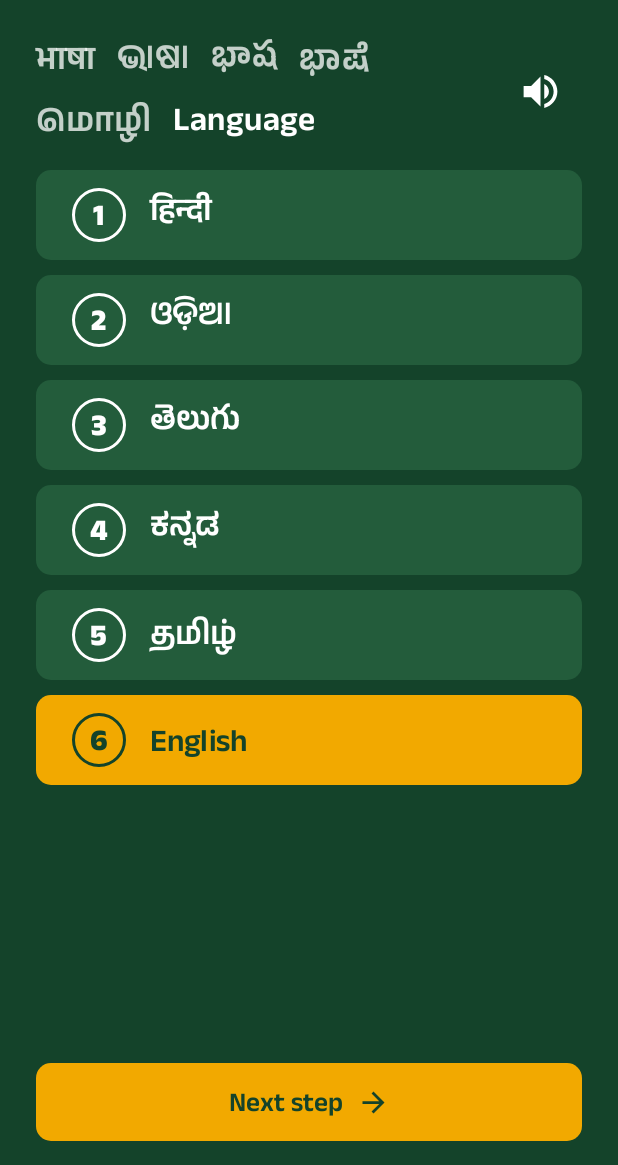
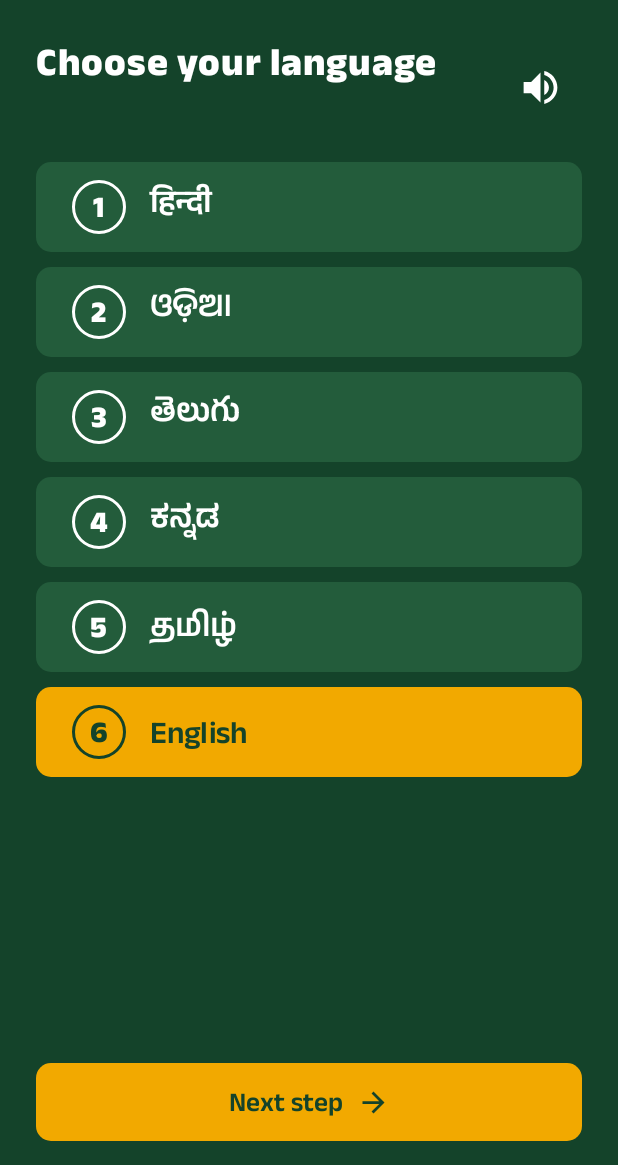
Before and after one commit to AcxelinLabs/hisaabshathi, an Android app built with Jetpack Compose: the screen it shows after launch (MainActivity), on a phone screen of 412 x 824 dp, the part 71-1236 px from its top. Run offline under Robolectric (Android 15) with nearby library versions, the phone set to English and light mode, and no system bars; our stand-ins replace Room's generated code; libraries missing offline, so code that uses them is left out: androidx.camera.core, androidx.camera.lifecycle, androidx.camera.view, com.google.mlkit.vision, com.k2fsa.sherpa and 1 more; pictures from the network do not load; 6 statements that could not run were skipped.

Commit message:
0.9.10: the language menu shows each line as it is said
While the menu plays, the line being said shows in its own script
("తెలుగు కోసం 3 నొక్కండి") and that language's button lights up, following
the recording's timings (pick_language.txt, written with it). Version 0.9.10;
README button.

```diff
--- a/android/app/build.gradle.kts
+++ b/android/app/build.gradle.kts
@@ -13,8 +13,8 @@ android {
         applicationId = "com.acxelin.hisaabsaathi"
         minSdk = 29 // Android 10
         targetSdk = 35
-        versionCode = 27
-        versionName = "0.9.9"
+        versionCode = 28
+        versionName = "0.9.10"
         // Where phones download the fine-tuned model from (public, Apache-2.0).
         buildConfigField(
             "String", "HISAAB_MODEL_URL",
--- a/android/app/src/main/kotlin/com/acxelin/hisaabsaathi/ui/AppViewModel.kt
+++ b/android/app/src/main/kotlin/com/acxelin/hisaabsaathi/ui/AppViewModel.kt
@@ -936,12 +936,45 @@ class AppViewModel(application: Application) : AndroidViewModel(application) {
      */
     fun playLanguageMenu() {
         stopPrompt(); app.speaker.stop()
-        playAsset("onboarding_audio", "pick_language")
+        menuJob?.cancel(); menuSpeaking.value = null
+        if (!playAsset("onboarding_audio", "pick_language")) return
+        val player = promptPlayer ?: return
+        // Follow the recording: the screen shows the line being said and lights up its button.
+        menuJob = viewModelScope.launch(guard) {
+            try {
+                while (promptPlayer === player) {
+                    val at = runCatching { player.currentPosition.toLong() }.getOrNull() ?: break
+                    menuSpeaking.value = menuSpans.firstOrNull { at in it.second }?.first
+                    kotlinx.coroutines.delay(60)
+                }
+            } finally { menuSpeaking.value = null }
+        }
     }
+
+    /** The language whose line of the spoken menu is being said now; null when quiet. */
+    val menuSpeaking = MutableStateFlow<Lang?>(null)
+    private var menuJob: kotlinx.coroutines.Job? = null
+
+    /** When each language is said in the menu recording (made with it, pick_language.txt). */
+    private val menuSpans: List<Pair<Lang, LongRange>> by lazy {
+        runCatching {
+            app.assets.open("onboarding_audio/pick_language.txt").bufferedReader().readLines()
+                .filter { it.isNotBlank() && !it.startsWith("#") }
+                .mapNotNull { line ->
+                    val (code, a, b) = line.trim().split(Regex("\\s+")).takeIf { it.size == 3 } ?: return@mapNotNull null
+                    // Light up a little before the line starts and keep it lit through the pause after.
+                    Lang.entries.firstOrNull { it.code == code }?.let { it to (a.toLong() - 150)..(b.toLong() + 400) }
+                }
+        }.getOrDefault(emptyList())
+    }
+
+    private val audioTypes = setOf("wav", "mp3", "m4a", "ogg")
 
     /** Plays the recording [key] (any audio extension) from the app's [dir]; false if there is none. */
     private fun playAsset(dir: String, key: String): Boolean {
-        val name = runCatching { app.assets.list(dir)?.firstOrNull { it.substringBeforeLast('.') == key } }.getOrNull() ?: return false
+        val name = runCatching {
+            app.assets.list(dir)?.firstOrNull { it.substringBeforeLast('.') == key && it.substringAfterLast('.').lowercase() in audioTypes }
+        }.getOrNull() ?: return false
         fun play(source: android.media.MediaPlayer.() -> Unit): Boolean {
             val mp = android.media.MediaPlayer()
             return runCatching {
--- a/android/app/src/main/kotlin/com/acxelin/hisaabsaathi/ui/OnboardingScreens.kt
+++ b/android/app/src/main/kotlin/com/acxelin/hisaabsaathi/ui/OnboardingScreens.kt
@@ -281,21 +281,21 @@ fun Onboarding(vm: AppViewModel, settings: Settings, s: Strings) {
                 Step.LANGUAGE -> {
                     // The question in every language, each in its own script: readable before any
                     // choice. The voice says it too: "हिंदी के लिए एक दबाइए … For English, press six".
-                    // One word, "language", in each script: short enough to read at a glance. The
-                    // whole question is said aloud.
+                    // The line being said, in its own script, and its button lit: "हिंदी के लिए 1
+                    // दबाइए", then Odia, Telugu… When quiet, the question in the chosen language.
+                    val speaking by vm.menuSpeaking.collectAsStateWithLifecycle()
+                    val shown = speaking ?: settings.lang
                     Row(verticalAlignment = Alignment.CenterVertically) {
-                        FlowRow(Modifier.weight(1f), horizontalArrangement = Arrangement.spacedBy(14.dp), verticalArrangement = Arrangement.spacedBy(4.dp)) {
-                            Lang.entries.forEach { l ->
-                                Text(languageWord(l), fontFamily = fontFor(l), fontSize = 22.sp, fontWeight = FontWeight.SemiBold,
-                                    color = if (l == settings.lang) Color.White else Color.White.copy(alpha = 0.75f))
-                            }
+                        androidx.compose.animation.Crossfade(targetState = shown to (speaking != null), label = "menu line", modifier = Modifier.weight(1f)) { (l, saying) ->
+                            Text(if (saying) menuLine(l) else Strings(l).chooseLanguage, fontFamily = fontFor(l), fontSize = 26.sp,
+                                fontWeight = FontWeight.Bold, lineHeight = 34.sp, color = Color.White, minLines = 2)
                         }
                         IconButton(onClick = { vm.playLanguageMenu() }, modifier = Modifier.size(56.dp)) {
-                            Icon(painterResource(R.drawable.ic_speaker), s.hearAgain, tint = Color.White, modifier = Modifier.size(30.dp))
+                            Icon(painterResource(R.drawable.ic_speaker), s.hearAgain, tint = if (speaking != null) Marigold else Color.White, modifier = Modifier.size(30.dp))
                         }
                     }
                     // Pressing a number chooses that language and goes straight on.
-                    LanguagePicker(vm, settings, onDark = true, numbered = true) { l -> chosen = l }
+                    LanguagePicker(vm, settings, onDark = true, numbered = true, lit = speaking) { l -> chosen = l }
                 }
                 Step.NAME -> {
                     Question(s.qName) { ask() }
@@ -405,14 +405,14 @@ private fun SetupButtons(
     }
 }
 
-/** "Language" in each language's own script, for the first screen. */
-private fun languageWord(l: Lang): String = when (l) {
-    Lang.HI -> "भाषा"
-    Lang.OR -> "ଭାଷା"
-    Lang.TE -> "భాష"
-    Lang.KN -> "ಭಾಷೆ"
-    Lang.TA -> "மொழி"
-    Lang.EN -> "Language"
+/** What the spoken menu says for each language, as written: the same words, with its number. */
+private fun menuLine(l: Lang): String = when (l) {
+    Lang.HI -> "हिंदी के लिए 1 दबाइए"
+    Lang.OR -> "ଓଡ଼ିଆ ପାଇଁ 2 ଦବାନ୍ତୁ"
+    Lang.TE -> "తెలుగు కోసం 3 నొక్కండి"
+    Lang.KN -> "ಕನ್ನಡಕ್ಕಾಗಿ 4 ಒತ್ತಿ"
+    Lang.TA -> "தமிழுக்கு 5 அழுத்துங்கள்"
+    Lang.EN -> "For English, press 6"
 }
 
 /** Two equal answers to a yes-or-no question, the yes in marigold. */
--- a/android/app/src/main/kotlin/com/acxelin/hisaabsaathi/ui/SetupScreens.kt
+++ b/android/app/src/main/kotlin/com/acxelin/hisaabsaathi/ui/SetupScreens.kt
@@ -91,7 +91,7 @@ internal fun PackRow(vm: AppViewModel, pack: Pack, s: Strings, allowDelete: Bool
 }
 
 @Composable
-internal fun LanguagePicker(vm: AppViewModel, settings: Settings, onDark: Boolean = false, numbered: Boolean = false, onPicked: (Lang) -> Unit = {}) {
+internal fun LanguagePicker(vm: AppViewModel, settings: Settings, onDark: Boolean = false, numbered: Boolean = false, lit: Lang? = null, onPicked: (Lang) -> Unit = {}) {
     Column(verticalArrangement = Arrangement.spacedBy(10.dp)) {
         Lang.entries.chunked(if (numbered) 1 else 2).forEach { row ->
             Row(horizontalArrangement = Arrangement.spacedBy(10.dp)) {
@@ -99,9 +99,12 @@ internal fun LanguagePicker(vm: AppViewModel, settings: Settings, onDark: Boolea
                     val selected = settings.lang == l
                     val ink = if (selected || !onDark) Ink else Color.White
                     Button(
-                        onClick = { vm.setLang(l); onPicked(l) }, modifier = Modifier.weight(1f).height(60.dp), shape = RoundedCornerShape(10.dp),
+                        onClick = { vm.setLang(l); onPicked(l) }, shape = RoundedCornerShape(10.dp),
+                        // The language the voice is saying now: a marigold ring, a little larger.
+                        modifier = Modifier.weight(1f).height(60.dp)
+                            .then(if (l == lit) Modifier.border(3.dp, Marigold, RoundedCornerShape(10.dp)) else Modifier),
                         colors = ButtonDefaults.buttonColors(
-                            containerColor = if (selected) Marigold else if (onDark) InkRaised else Paper,
+                            containerColor = if (selected) Marigold else if (l == lit) Marigold.copy(alpha = 0.28f) else if (onDark) InkRaised else Paper,
                             contentColor = ink,
                         ),
                     ) {
```
Also changed, not shown: android/app/src/main/assets/onboarding_audio/pick_language.txt (added, +7 -0 lines), 3 other files.
